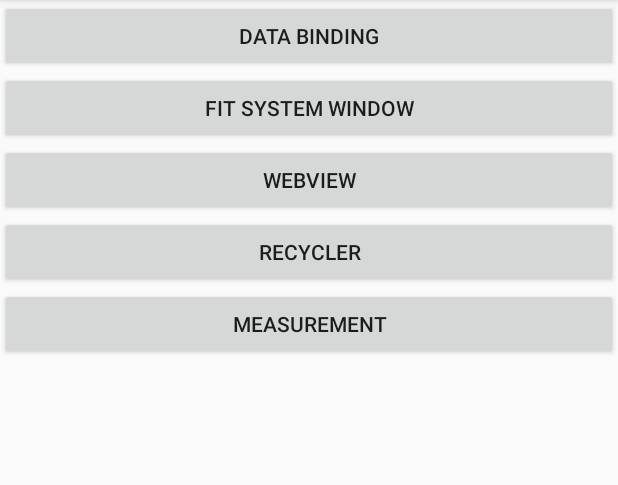
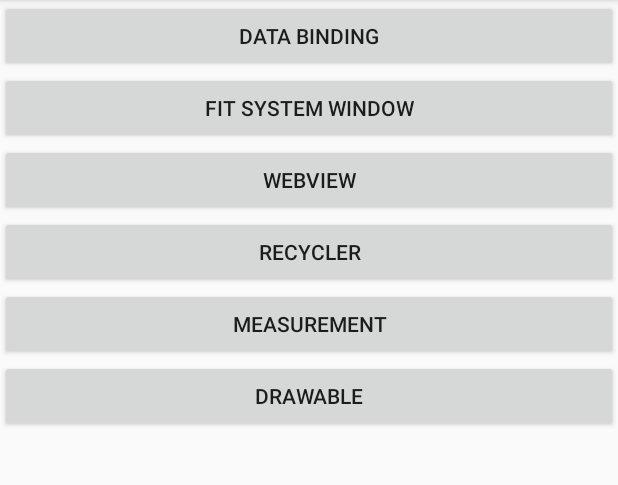
Before and after one commit to xiaoRoy/GrowthCodeLab, an Android app: the screen it shows after launch (MainActivity), on a phone screen of 412 x 824 dp, the part 84-569 px from its top. Run offline under Robolectric (Android 15) with nearby library versions, the phone set to English and light mode, and no system bars.

Commit message:
Learned Clip Drawable.

```diff
--- a/app/src/main/AndroidManifest.xml
+++ b/app/src/main/AndroidManifest.xml
@@ -24,6 +24,7 @@
             />
         <activity android:name=".activity.RecyclerActivity"/>
         <activity android:name=".activity.MeasurementActivity"/>
+        <activity android:name=".activity.DrawableActivity"/>
     </application>
 
 </manifest>
--- a/app/src/main/java/com/learn/growthcodelab/MainActivity.java
+++ b/app/src/main/java/com/learn/growthcodelab/MainActivity.java
@@ -5,6 +5,7 @@ import android.os.Bundle;
 import android.view.View;
 
 import com.learn.growthcodelab.activity.DataBindingActivity;
+import com.learn.growthcodelab.activity.DrawableActivity;
 import com.learn.growthcodelab.activity.FitSystemWindowActivity;
 import com.learn.growthcodelab.activity.MeasurementActivity;
 import com.learn.growthcodelab.activity.WebViewActivity;
@@ -21,6 +22,7 @@ public class MainActivity extends AppCompatActivity implements View.OnClickListe
         findViewById(R.id.btn_main_web_view).setOnClickListener(this);
         findViewById(R.id.btn_main_recycler).setOnClickListener(this);
         findViewById(R.id.btn_main_measurement).setOnClickListener(this);
+        findViewById(R.id.btn_main_drawable).setOnClickListener(this);
     }
 
     @Override
@@ -41,6 +43,9 @@ public class MainActivity extends AppCompatActivity implements View.OnClickListe
             case R.id.btn_main_measurement:
                 MeasurementActivity.start(this);
                 break;
+            case R.id.btn_main_drawable:
+                DrawableActivity.start(this);
+                break;
         }
     }
 }
--- /dev/null
+++ b/app/src/main/res/drawable/clip_food.xml
@@ -0,0 +1,6 @@
+<?xml version="1.0" encoding="utf-8"?>
+<clip xmlns:android="http://schemas.android.com/apk/res/android"
+      android:clipOrientation="vertical"
+      android:drawable="@drawable/bg_wws_on_boarding_right"
+      android:gravity="top"
+    />
--- a/app/src/main/res/layout/activity_main.xml
+++ b/app/src/main/res/layout/activity_main.xml
@@ -41,4 +41,11 @@
         android:text="@string/s_measurement"
         />
 
+    <Button
+        android:id="@+id/btn_main_drawable"
+        android:layout_width="match_parent"
+        android:layout_height="wrap_content"
+        android:text="@string/s_drawable"
+        />
+
 </LinearLayout>
--- a/app/src/main/res/values/strings.xml
+++ b/app/src/main/res/values/strings.xml
@@ -7,6 +7,7 @@
     <string name="s_fit_system_window_tool_bar_title">Fit System Window</string>
     <string name="s_recycler">Recycler</string>
     <string name="s_measurement">Measurement</string>
+    <string name="s_drawable">Drawable</string>
 
     <string name="s_add_new_note">Add New Note</string>
 
@@ -22,4 +23,6 @@
 
     <string name="s_web_view_start_loading">Start Loading</string>
     <string name="s_recycler_item_text">Item #%1$d</string>
+
+    <string name="s_drawable_clip">Clip Drawable</string>
 </resources>
```
Also changed, not shown: app/src/main/java/com/learn/growthcodelab/activity/DrawableActivity.java (added, +38 -0 lines), app/src/main/res/layout/activity_drawable.xml (added, +23 -0 lines), app/src/main/res/drawable-xxhdpi/bg_wws_on_boarding_right.jpg (added).
